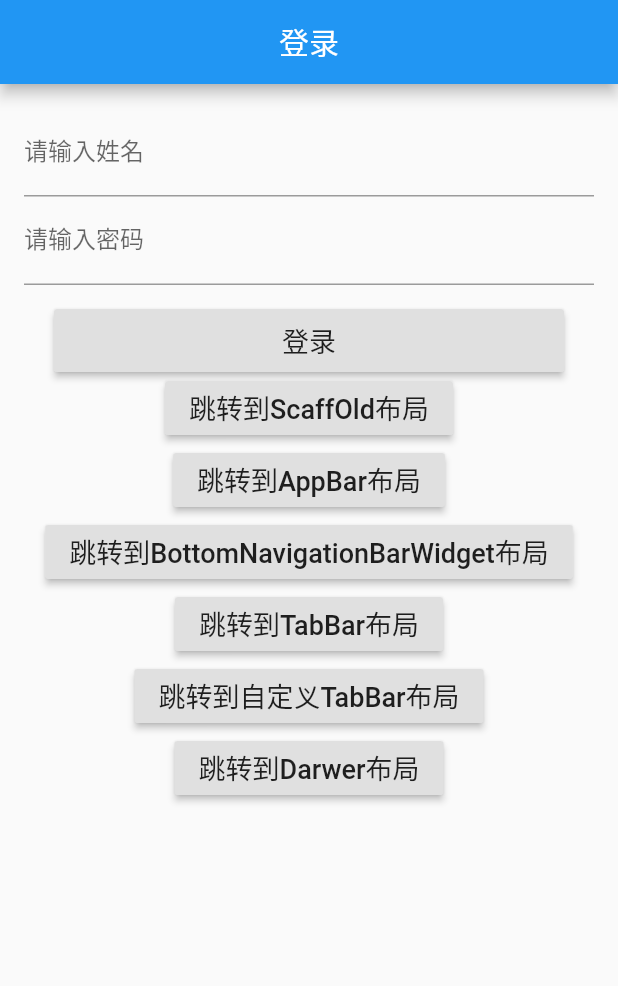
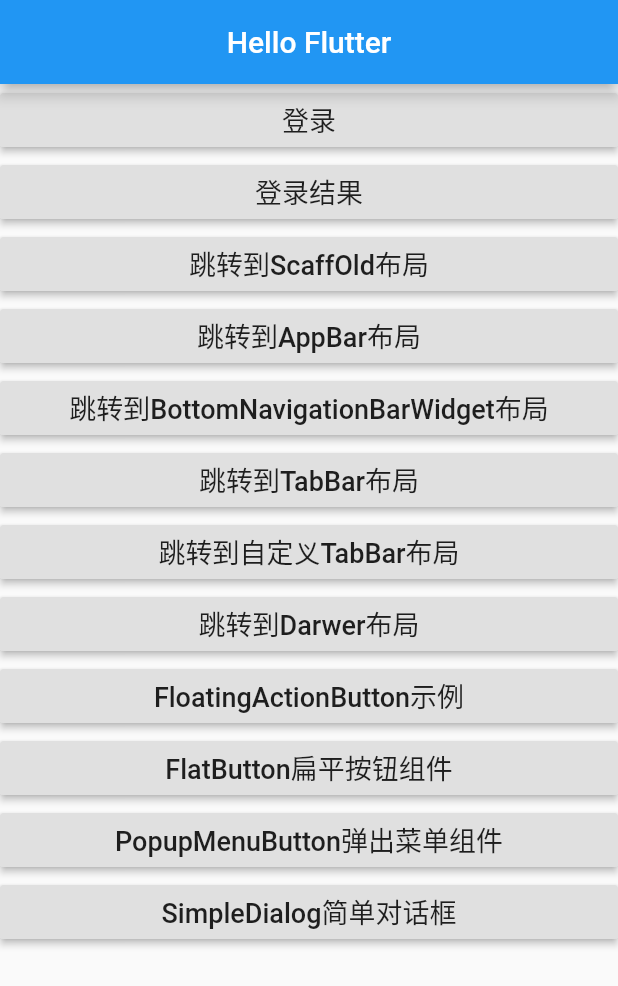
Before and after one commit to TooCareAboutYOU/Flutter-android, a Flutter app: the screen it shows after launch, on a phone screen of 412 x 824 dp. Shown: the top 986 px of the screen. Run offline on Flutter 3.47's test engine with Material 2 defaults, Android fonts, the phone set to English and light mode, and no system bars; missing offline and left inert: common_utils.

Commit message:
基本控件的使用

```diff
--- a/lib/AppBarLayoutWidget.dart
+++ b/lib/AppBarLayoutWidget.dart
@@ -1,10 +1,14 @@
 import 'package:flutter/material.dart';
 
 class AppBarLayoutWidget extends StatelessWidget {
+  final String title;
+
+  AppBarLayoutWidget(this.title);
+
   @override
   Widget build(BuildContext context) {
     return new MaterialApp(
-      title: 'Custom AppBar',
+      title: title,
       home: new LayoutWidget(),
     );
   }
--- a/lib/CustomTabBarWidget.dart
+++ b/lib/CustomTabBarWidget.dart
@@ -10,6 +10,12 @@ final List<TabItemView> list = <TabItemView>[
 ];
 
 class CustomTabBarWidget extends StatelessWidget {
+
+  final String title;
+
+
+  CustomTabBarWidget(this.title);
+
   @override
   Widget build(BuildContext context) {
     TabBar tabBar = new TabBar(
@@ -21,7 +27,7 @@ class CustomTabBarWidget extends StatelessWidget {
       return tab;
     }).toList());
 
-    AppBar appBar = new AppBar(title: new Text('自定义TabBar示例'), bottom: tabBar);
+    AppBar appBar = new AppBar(title: new Text(title), bottom: tabBar);
 
     TabBarView tabBarView = new TabBarView(
         children: list.map((TabItemView item) {
--- /dev/null
+++ b/lib/FlatButtonWidget.dart
@@ -0,0 +1,33 @@
+import 'package:flutter/material.dart';
+
+
+class FlatButtonWidget extends StatelessWidget {
+
+  final String title;
+
+
+  FlatButtonWidget(this.title);
+
+  @override
+  Widget build(BuildContext context) {
+    MaterialApp materialApp = new MaterialApp(
+        title: title,
+        home: new Scaffold(
+          appBar: new AppBar(
+            title: new Text(title),
+            centerTitle: true,
+            leading: Icon(Icons.arrow_back),
+          ),
+          body: new Center(
+            child: new FlatButton(
+                onPressed: () {},
+                child: new Text(
+                  title,
+                  style: TextStyle(fontSize: 24.0),
+                )),
+          ),
+        ));
+
+    return materialApp;
+  }
+}
--- /dev/null
+++ b/lib/FloatingActionButtonWidget.dart
@@ -0,0 +1,64 @@
+import 'package:flutter/material.dart';
+
+class FloatingActionButtonWidget extends StatelessWidget {
+  final String title;
+
+
+  FloatingActionButtonWidget(this.title);
+
+  MaterialApp materialApp;
+  AppBar appBar;
+  Center center;
+  Scaffold scaffold;
+
+  @override
+  Widget build(BuildContext context) {
+
+    materialApp = new MaterialApp(
+      title: title,
+      home: new Scaffold(
+        appBar: new AppBar(
+          title: Text(title),
+          centerTitle: true,
+          automaticallyImplyLeading: false,
+        ),
+        body: new Center(
+          child: new Text(
+            title,
+            style: TextStyle(fontSize: 28.0),
+          ),
+        ),
+        floatingActionButton: new Builder(builder: (BuildContext context) {
+          return new FloatingActionButton(
+            child: Icon(Icons.add),
+            //提示信息
+            tooltip: '请点击FloatingActionButton',
+            //前景色为白色
+            foregroundColor: Colors.white,
+            //背景色为蓝色
+            backgroundColor: Colors.blue,
+            //为点击阴影值
+            elevation: 7.0,
+            //点击阴影值
+            highlightElevation: 14.0,
+
+            onPressed: () {
+              //点击回调事件，弹出一句提示语
+              Scaffold.of(context).showSnackBar(
+                  new SnackBar(content: new Text('你点击了FloatingActionButton示例')));
+            },
+            mini: false,
+            //圆形边
+            isExtended: false,
+            shape: new CircleBorder(),
+          );
+        }),
+        //居中放置 位置可以设置成左中右
+        floatingActionButtonLocation: FloatingActionButtonLocation.centerFloat,
+        floatingActionButtonAnimator: FloatingActionButtonAnimator.scaling,
+      ),
+    );
+
+    return materialApp;
+  }
+}
--- /dev/null
+++ b/lib/SimpleDialogWidget.dart
@@ -0,0 +1,37 @@
+import 'package:flutter/material.dart';
+
+enum ConferenceItem { AddMember, LockConference, ModifyLayout, TurnoffAll }
+
+class SimpleDialogWidget extends StatelessWidget {
+
+  final String title;
+
+  SimpleDialogWidget(this.title);
+
+  @override
+  Widget build(BuildContext context) {
+    List<Widget> list = new List<Widget>();
+    for (var i = 1; i < 10; i++) {
+      list.add(new SimpleDialogOption(child: new  Text('第 $i 行信息'),onPressed: (){}));
+    }
+
+    return new MaterialApp(
+      title: title,
+      home: new Scaffold(
+        appBar: new AppBar(
+          title: new Text(title),
+          centerTitle: true,
+        ),
+        body: new Center(
+          child: new FlatButton(
+            onPressed: () {},
+            child: new SimpleDialog(
+              title: new Text('对话标题框'),
+              children: list,
+            ),
+          ),
+        ),
+      ),
+    );
+  }
+}
--- a/lib/TabBarWidget.dart
+++ b/lib/TabBarWidget.dart
@@ -3,6 +3,11 @@ import 'package:flutter/material.dart';
 class TabBarWidget extends StatelessWidget {
   //选项卡数据
   final List<Tab> tabs = <Tab>[Tab(text: '选项卡一'), Tab(text: '选项卡二')];
+
+  final String title;
+
+
+  TabBarWidget(this.title);
 
   @override
   Widget build(BuildContext context) {
@@ -13,7 +18,7 @@ class TabBarWidget extends StatelessWidget {
       child: new Scaffold(
         appBar: AppBar(
           //添加导航栏
-          title: Text('TabBar+View'),
+          title: Text(title),
           centerTitle: true,
           bottom: TabBar(tabs: tabs),
         ),
--- a/lib/main.dart
+++ b/lib/main.dart
@@ -3,11 +3,18 @@ import 'package:flutter_book/AppBarLayoutWidget.dart';
 import 'package:flutter_book/BottomNavigationBarWidget.dart';
 import 'package:flutter_book/CustomTabBarWidget.dart';
 import 'package:flutter_book/DrawerWidget.dart';
+import 'package:flutter_book/FlatButtonWidget.dart';
+import 'package:flutter_book/FloatingActionButtonWidget.dart';
+import 'package:flutter_book/PopupMenuButtonWidget.dart';
 import 'package:flutter_book/ScaffoldLayout.dart';
 import 'package:common_utils/common_utils.dart';
+import 'package:flutter_book/SimpleDialogWidget.dart';
 import 'package:flutter_book/TabBarWidget.dart';
 
 void main() => runApp(new MyApp());
+
+final String TAG = 'MMain';
+var TITLE = 'Hello Flutter';
 
 var pages = {
   '/first',
@@ -17,46 +24,100 @@ var pages = {
   '/BottomNavigationBar',
   '/TabBar',
   '/CustomTabBar',
-  '/Drawer'
+  '/Drawer',
+  '/FloatingActionButtonWidget',
+  '/FlatButtonWidget',
+  '/PopupMenuButtonWidget',
+'/SimpleDialogWidget'
 };
+
+var titles = [
+  '登录',
+  '登录结果',
+  '跳转到ScaffOld布局',
+  '跳转到AppBar布局',
+  '跳转到BottomNavigationBarWidget布局',
+  '跳转到TabBar布局',
+  '跳转到自定义TabBar布局',
+  '跳转到Darwer布局',
+  'FloatingActionButton示例',
+  'FlatButton扁平按钮组件',
+  'PopupMenuButton弹出菜单组件',
+  'SimpleDialog简单对话框'
+];
+
 var globalCurrentPage = 0;
 
 class MyApp extends StatelessWidget {
   @override
   Widget build(BuildContext context) {
-    LogUtil.init(isDebug: true, tag: 'MMain');
+    LogUtil.init(isDebug: true, tag: TAG);
 
     Map<String, WidgetBuilder> map = new Map<String, WidgetBuilder>();
     for (var i = 0; i < pages.length; i++) {
-      map[pages.elementAt(i)] = (BuildContext context) => HomePage(i);
+      map[pages.elementAt(i)] = (BuildContext context) => ContainerView(i);
     }
+
+    var size = map.length;
+    LogUtil.v('页面数：$size');
     return new MaterialApp(
       theme: new ThemeData(
         primarySwatch: Colors.blue,
       ),
-      home: new HomePage(0),
-      title: 'Flutter示例',
+      home: new Home2Page(),
+      title: TITLE,
       routes: map,
-      initialRoute: pages.elementAt(0),
+      initialRoute: TITLE,
     );
   }
 }
 
 //-----------------------------------------首页-----------------------------------------
-class HomePage extends StatefulWidget {
-  HomePage(currentPage) {
+class Home2Page extends StatelessWidget {
+  @override
+  Widget build(BuildContext context) {
+    List<Widget> list = new List<Widget>();
+    for (var i = 0; i < pages.length; i++) {
+      list.add(new RaisedButton(
+        onPressed: () {
+          String msg = pages.elementAt(i);
+          LogUtil.v('点击了：$msg');
+          Navigator.pushNamed(context, pages.elementAt(i));
+        },
+        child: new Text(
+          titles[i],
+          style: TextStyle(fontSize: 18.0),
+        ),
+      ));
+    }
+
+    return new Scaffold(
+      appBar: new AppBar(
+        title: Text(TITLE),
+        centerTitle: true,
+      ),
+      body: new ListView(
+        children: list,
+      ),
+    );
+  }
+}
+
+class ContainerView extends StatefulWidget {
+  ContainerView(currentPage) {
     globalCurrentPage = currentPage;
   }
 
   @override
   State<StatefulWidget> createState() {
-    return _HomePageState();
+    return _ContainerViewState();
   }
 }
 
-class _HomePageState extends State<HomePage> {
+class _ContainerViewState extends State<ContainerView> {
   @override
   Widget build(BuildContext context) {
+    LogUtil.v('当前位置：$globalCurrentPage', tag: TAG);
     switch (globalCurrentPage) {
       case 0:
         {
@@ -64,33 +125,53 @@ class _HomePageState extends State<HomePage> {
         }
       case 1:
         {
-          return new LoginResult();
+          return new LoginResult(titles.elementAt(globalCurrentPage));
         }
       case 2:
         {
-          return new ScaffoldWidget();
+          return new ScaffoldWidget(titles.elementAt(globalCurrentPage));
         }
       case 3:
         {
-          return new AppBarLayoutWidget();
+          return new AppBarLayoutWidget(titles.elementAt(globalCurrentPage));
         }
       case 4:
         {
-          return new BottomNavigationBarWidget();
+          return new BottomNavigationBarWidget(titles.elementAt(globalCurrentPage));
         }
       case 5:
         {
-          return new TabBarWidget();
+          return new TabBarWidget(titles.elementAt(globalCurrentPage));
         }
       case 6:
         {
-          return new CustomTabBarWidget();
+          return new CustomTabBarWidget(titles.elementAt(globalCurrentPage));
         }
-      case 7:{
-        return new DrawerWidget();
+      case 7:
+        {
+          return new DrawerWidget(titles.elementAt(globalCurrentPage));
+        }
+      case 8:
+        {
+          return new FloatingActionButtonWidget(titles.elementAt(globalCurrentPage));
+        }
+      case 9:
+        {
+          return new FlatButtonWidget(titles.elementAt(globalCurrentPage));
+        }
+      case 10:
+        {
+          return new PopupMenuButtonWidget(titles.elementAt(globalCurrentPage));
+        }
+      case 11:
+        {
+          return new SimpleDialogWidget(titles.elementAt(globalCurrentPage));
+        }
+      case 12:{
+         return new SimpleDialogWidget(titles.elementAt(globalCurrentPage));
       }
-      default:
-        return new LoginPage();
+      default:break;
+//        return new LoginPage();
     }
   }
 }
@@ -117,15 +198,12 @@ class _LoginPageState extends State<LoginPage> {
     //验证Form表单
     if (loginForm.validate()) {
       loginForm.save();
-      print('userName：' + userName + ',userPwd：' + userPwd);
       Navigator.pushNamed(context, pages.elementAt(1));
     }
   }
 
   @override
   Widget build(BuildContext context) {
-
-
     return new MaterialApp(
       title: 'Form表单示例',
       home: new Scaffold(
@@ -179,60 +257,6 @@ class _LoginPageState extends State<LoginPage> {
                 ),
               ),
             ),
-            new RaisedButton(
-              onPressed: () {
-                Navigator.pushNamed(context, pages.elementAt(2));
-              },
-              child: new Text(
-                '跳转到ScaffOld布局',
-                style: TextStyle(fontSize: 18.0),
-              ),
-            ),
-            new RaisedButton(
-              onPressed: () {
-                Navigator.pushNamed(context, pages.elementAt(3));
-              },
-              child: new Text(
-                '跳转到AppBar布局',
-                style: TextStyle(fontSize: 18.0),
-              ),
-            ),
-            new RaisedButton(
-              onPressed: () {
-                Navigator.pushNamed(context, pages.elementAt(4));
-              },
-              child: new Text(
-                '跳转到BottomNavigationBarWidget布局',
-                style: TextStyle(fontSize: 18.0),
-              ),
-            ),
-            new RaisedButton(
-              onPressed: () {
-                Navigator.pushNamed(context, pages.elementAt(5));
-              },
-              child: new Text(
-                '跳转到TabBar布局',
-                style: TextStyle(fontSize: 18.0),
-              ),
-            ),
-            new RaisedButton(
-              onPressed: () {
-                Navigator.pushNamed(context, pages.elementAt(6));
-              },
-              child: new Text(
-                '跳转到自定义TabBar布局',
-                style: TextStyle(fontSize: 18.0),
-              ),
-            ),
-            new RaisedButton(
-              onPressed: () {
-                Navigator.pushNamed(context, pages.elementAt(7));
-              },
-              child: new Text(
-                '跳转到Darwer布局',
-                style: TextStyle(fontSize: 18.0),
-              ),
-            ),
           ],
         ),
       ),
@@ -242,13 +266,17 @@ class _LoginPageState extends State<LoginPage> {
 
 //-----------------------------------------登录结果页-----------------------------------------
 class LoginResult extends StatelessWidget {
+  final String title;
+
+  LoginResult(this.title);
+
   @override
   Widget build(BuildContext context) {
     return new MaterialApp(
-      title: '登录结果页',
+      title: title,
       home: new Scaffold(
         appBar: new AppBar(
-          title: new Text('登录结果页'),
+          title: new Text(title),
           centerTitle: true,
         ),
         body: new Center(
--- a/pubspec.yaml
+++ b/pubspec.yaml
@@ -42,7 +42,7 @@ flutter:
   uses-material-design: true
 
   assets:
-    - assets/images/music.png
+    - images/music.png
 
   # To add assets to your application, add an assets section, like this:
   # assets:
```
Also changed, not shown: lib/BottomNavigationBarWidget.dart (+8 -3 lines), lib/DrawerWidget.dart (+9 -3 lines), lib/PopupMenuButtonWidget.dart (added, +51 -0 lines), lib/ScaffoldLayout.dart (+7 -1 lines), images/music.png (renamed from assets/images/music.png).
